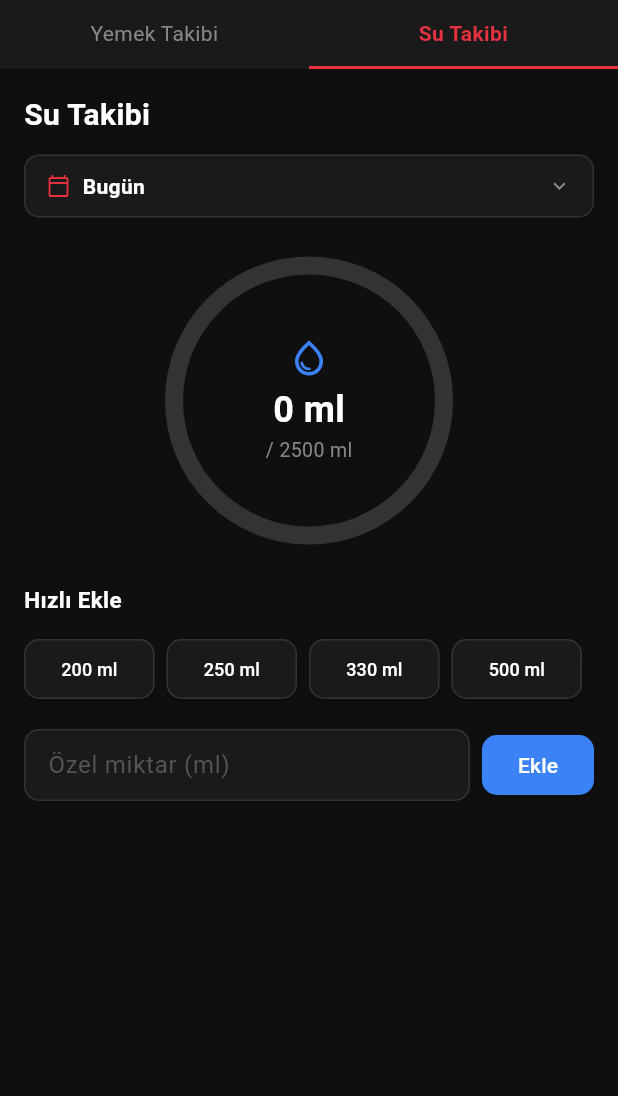
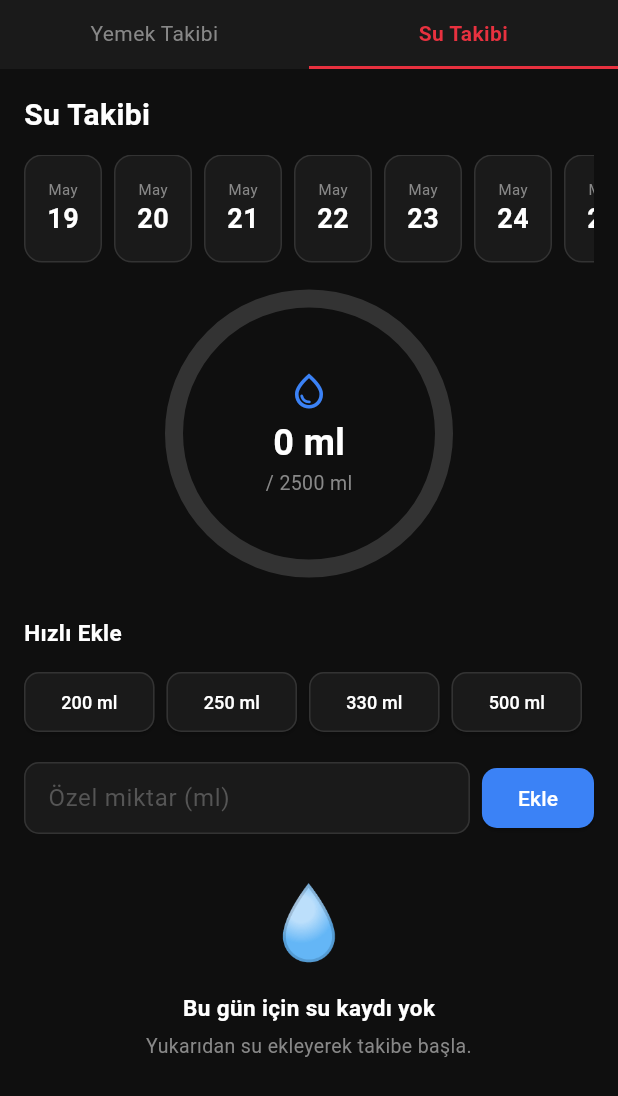
Before and after one commit to ufuk1821-prog/VisionFit, a Flutter app: the BeslenmeEkrani widget shown alone on an empty page, opened directly, after a tap on "Su Takibi", on a phone screen of 412 x 824 dp. Shown: the top 1096 px of the screen. Run offline on Flutter 3.47's test engine with Material 3 defaults, Android fonts, the phone set to English and light mode, and no system bars; our stand-ins replace image_picker, pedometer, permission_handler, shared_preferences, webview_flutter; missing offline and left inert: google_mlkit_pose_detection, webview_flutter_android; accounts and stored records are empty; network calls fail.

Commit message:
Beslenme tarih filtresi backend+flutter, defter tarih fix

```diff
--- a/mobile/lib/ekranlar/beslenme_ekrani.dart
+++ b/mobile/lib/ekranlar/beslenme_ekrani.dart
@@ -13,12 +13,12 @@ class _BeslenmeEkraniState extends State<BeslenmeEkrani> {
   List _besinler = [];
   List _ogunler = [];
   List _suKayitlari = [];
-  DateTime _seciliTarih = DateTime.now();
   String _aramaMetni = '';
   String _ogunTipi = 'kahvalti';
   Map<String, dynamic>? _secilenBesin;
   final _gramController = TextEditingController();
   final _suController = TextEditingController();
+  DateTime _seciliTarih = DateTime.now();
 
   final List<Map<String, String>> _ogunTipleri = [
     {'value': 'kahvalti', 'label': 'Kahvaltı'},
@@ -30,6 +30,10 @@ class _BeslenmeEkraniState extends State<BeslenmeEkrani> {
   final List<int> _suSecenekleri = [200, 250, 330, 500];
   static const int _suHedef = 2500;
 
+  String get _tarihParam {
+    return '${_seciliTarih.year}-${_seciliTarih.month.toString().padLeft(2, '0')}-${_seciliTarih.day.toString().padLeft(2, '0')}';
+  }
+
   @override
   void initState() {
     super.initState();
@@ -37,15 +41,16 @@ class _BeslenmeEkraniState extends State<BeslenmeEkrani> {
   }
 
   Future<void> _yukle() async {
+    try {
       final besinler = await ApiServisi.getJson('/api/nutrition/foods');
-    final tarihStr = '${_seciliTarih.year}-${_seciliTarih.month.toString().padLeft(2, '0')}-${_seciliTarih.day.toString().padLeft(2, '0')}';
-    final ogunler = await ApiServisi.getJson('/api/nutrition/meals/today?tarih=$tarihStr');
-    final su = await ApiServisi.getJson('/api/nutrition/water/today?tarih=$tarihStr');
+      final ogunler = await ApiServisi.getJson('/api/nutrition/meals/today?tarih=$_tarihParam');
+      final su = await ApiServisi.getJson('/api/nutrition/water/today?tarih=$_tarihParam');
       setState(() {
         _besinler = besinler is List ? besinler : [];
         _ogunler = ogunler is List ? ogunler : [];
         _suKayitlari = su is List ? su : [];
       });
+    } catch (_) {}
   }
 
   Future<void> _ogunEkle() async {
@@ -58,12 +63,14 @@ class _BeslenmeEkraniState extends State<BeslenmeEkrani> {
       });
       setState(() { _secilenBesin = null; _gramController.clear(); });
       await _yukle();
-    } catch (e) {}
+    } catch (_) {}
   }
 
   Future<void> _suEkle(int ml) async {
+    try {
       await ApiServisi.postJson('/api/nutrition/water', {'miktar_ml': ml});
       await _yukle();
+    } catch (_) {}
   }
 
   Future<void> _ogunSil(int id) async {
@@ -84,48 +91,6 @@ class _BeslenmeEkraniState extends State<BeslenmeEkrani> {
       Expanded(child: _aktifSekme == 0 ? _yemekEkrani() : _suEkrani()),
     ]);
   }
-  Widget _makroOzet(String baslik, String deger, Color renk) {
-    return Container(
-      padding: const EdgeInsets.symmetric(vertical: 10, horizontal: 8),
-      decoration: BoxDecoration(color: renk.withOpacity(0.1), borderRadius: BorderRadius.circular(10), border: Border.all(color: renk.withOpacity(0.3))),
-      child: Column(children: [
-        Text(deger, style: TextStyle(color: renk, fontSize: 14, fontWeight: FontWeight.w700)),
-        Text(baslik, style: const TextStyle(color: Color(0xFF888888), fontSize: 10)),
-      ]),
-    );
-  }
-
-  Widget _tarihSecici() {
-    final bugun = DateTime.now();
-    final dun = bugun.subtract(const Duration(days: 1));
-    String etiket = '${_seciliTarih.day}.${_seciliTarih.month}.${_seciliTarih.year}';
-    if (_seciliTarih.year == bugun.year && _seciliTarih.month == bugun.month && _seciliTarih.day == bugun.day) etiket = 'Bugün';
-    if (_seciliTarih.year == dun.year && _seciliTarih.month == dun.month && _seciliTarih.day == dun.day) etiket = 'Dün';
-
-    return GestureDetector(
-      onTap: () async {
-        final secilen = await showDatePicker(
-          context: context,
-          initialDate: _seciliTarih,
-          firstDate: DateTime(2020),
-          lastDate: DateTime.now(),
-          builder: (ctx, child) => Theme(data: ThemeData.dark().copyWith(colorScheme: const ColorScheme.dark(primary: Color(0xFFE8313F))), child: child!),
-        );
-        if (secilen != null) { setState(() { _seciliTarih = secilen; }); _yukle(); }
-      },
-      child: Container(
-        padding: const EdgeInsets.symmetric(horizontal: 14, vertical: 10),
-        decoration: BoxDecoration(color: const Color(0xFF1A1A1A), borderRadius: BorderRadius.circular(10), border: Border.all(color: const Color(0xFF333333))),
-        child: Row(children: [
-          const Icon(Icons.calendar_today_outlined, color: Color(0xFFE8313F), size: 16),
-          const SizedBox(width: 8),
-          Text(etiket, style: const TextStyle(color: Colors.white, fontSize: 14, fontWeight: FontWeight.w600)),
-          const Spacer(),
-          const Icon(Icons.expand_more, color: Color(0xFF888888), size: 16),
-        ]),
-      ),
-    );
-  }
 
   Widget _sekmeButonu(String label, int index) {
     return Expanded(child: GestureDetector(
@@ -140,6 +105,41 @@ class _BeslenmeEkraniState extends State<BeslenmeEkrani> {
     ));
   }
 
+  Widget _tarihSatiri() {
+    final bugun = DateTime.now();
+    final gunler = List.generate(30, (i) => bugun.subtract(Duration(days: 29 - i)));
+    return SizedBox(
+      height: 72,
+      child: ListView.builder(
+        scrollDirection: Axis.horizontal,
+        itemCount: gunler.length,
+        itemBuilder: (_, i) {
+          final gun = gunler[i];
+          final secili = gun.year == _seciliTarih.year && gun.month == _seciliTarih.month && gun.day == _seciliTarih.day;
+          final bugunMu = gun.year == bugun.year && gun.month == bugun.month && gun.day == bugun.day;
+          const aylar = ['', 'Oca', 'Şub', 'Mar', 'Nis', 'May', 'Haz', 'Tem', 'Ağu', 'Eyl', 'Eki', 'Kas', 'Ara'];
+          return GestureDetector(
+            onTap: () { setState(() { _seciliTarih = gun; }); _yukle(); },
+            child: Container(
+              width: 52,
+              margin: const EdgeInsets.only(right: 8),
+              decoration: BoxDecoration(
+                color: secili ? const Color(0xFFE8313F) : const Color(0xFF1A1A1A),
+                borderRadius: BorderRadius.circular(12),
+                border: Border.all(color: secili ? const Color(0xFFE8313F) : bugunMu ? const Color(0xFFE8313F).withOpacity(0.5) : const Color(0xFF333333)),
+              ),
+              child: Column(mainAxisAlignment: MainAxisAlignment.center, children: [
+                Text(aylar[gun.month], style: TextStyle(color: secili ? Colors.white : const Color(0xFF888888), fontSize: 10)),
+                Text('${gun.day}', style: TextStyle(color: secili ? Colors.white : Colors.white, fontSize: 18, fontWeight: FontWeight.w700)),
+                if (bugunMu) Text('Bugün', style: TextStyle(color: secili ? Colors.white70 : const Color(0xFFE8313F), fontSize: 9)),
+              ]),
+            ),
+          );
+        },
+      ),
+    );
+  }
+
   Widget _yemekEkrani() {
     final toplam = _ogunler.fold<double>(0, (s, o) => s + (o['kalori'] as num? ?? 0));
     final filtreliBesinler = _besinler.where((b) => (b['ad'] as String? ?? '').toLowerCase().contains(_aramaMetni.toLowerCase())).take(20).toList();
@@ -148,11 +148,9 @@ class _BeslenmeEkraniState extends State<BeslenmeEkrani> {
       padding: const EdgeInsets.all(16),
       child: Column(crossAxisAlignment: CrossAxisAlignment.start, children: [
         const Text('Beslenme Takibi', style: TextStyle(color: Colors.white, fontSize: 20, fontWeight: FontWeight.w700)),
-        const SizedBox(height: 8),
         const SizedBox(height: 12),
-          _tarihSecici(),
-          const SizedBox(height: 8),
-        const SizedBox(height: 8),
+        _tarihSatiri(),
+        const SizedBox(height: 12),
         Row(children: [
           Expanded(child: _makroOzet('Kalori', '${toplam.round()} kcal', const Color(0xFFE8313F))),
           const SizedBox(width: 8),
@@ -186,29 +184,29 @@ class _BeslenmeEkraniState extends State<BeslenmeEkrani> {
             ]),
           ),
         ],
-        const SizedBox(height: 12),
         if (_aramaMetni.isNotEmpty) ...[
+          const SizedBox(height: 8),
           ...filtreliBesinler.map((b) => ListTile(
             title: Text(b['ad'] ?? '', style: const TextStyle(color: Colors.white, fontSize: 13)),
-            subtitle: Text('${b['kalori_per_100g']} kcal/100g', style: const TextStyle(color: Color(0xFF888888), fontSize: 11)),
-            onTap: () => setState(() { _secilenBesin = Map<String, dynamic>.from(b); _aramaMetni = ''; _gramController.clear(); }),
+            subtitle: Text('${b['kalori_per_100g'] ?? b['kalori']} kcal/100g', style: const TextStyle(color: Color(0xFF888888), fontSize: 11)),
+            onTap: () => setState(() { _secilenBesin = Map<String, dynamic>.from(b); _aramaMetni = ''; }),
             tileColor: const Color(0xFF1A1A1A),
             shape: RoundedRectangleBorder(borderRadius: BorderRadius.circular(8)),
           )),
         ],
+        const SizedBox(height: 16),
         if (_ogunler.isEmpty)
           Center(child: Padding(
             padding: const EdgeInsets.all(24),
             child: Column(children: [
-                const Icon(Icons.restaurant_menu_outlined, color: Color(0xFF444444), size: 48),
+              const Text('🍽️', style: TextStyle(fontSize: 48)),
               const SizedBox(height: 12),
-                const Text('Bugün öğün eklenmedi', style: TextStyle(color: Colors.white, fontSize: 15, fontWeight: FontWeight.w600)),
+              const Text('Bu gün için öğün eklenmedi', style: TextStyle(color: Colors.white, fontSize: 15, fontWeight: FontWeight.w600)),
               const SizedBox(height: 6),
               const Text('Yukarıdan besin arayarak öğün ekleyebilirsin.', style: TextStyle(color: Color(0xFF888888), fontSize: 13), textAlign: TextAlign.center),
             ]),
-            )),
-        if (_ogunler.isNotEmpty) ...[
-          const SizedBox(height: 16),
+          ))
+        else ...[
           const Text('Bugünkü Öğünler', style: TextStyle(color: Colors.white, fontSize: 15, fontWeight: FontWeight.w700)),
           const SizedBox(height: 8),
           ..._ogunler.map((o) => Container(
@@ -217,8 +215,8 @@ class _BeslenmeEkraniState extends State<BeslenmeEkrani> {
             decoration: BoxDecoration(color: const Color(0xFF1A1A1A), borderRadius: BorderRadius.circular(10), border: Border.all(color: const Color(0xFF333333))),
             child: Row(children: [
               Expanded(child: Column(crossAxisAlignment: CrossAxisAlignment.start, children: [
-                Text(o['besin_ad'] ?? '', style: const TextStyle(color: Colors.white, fontSize: 13, fontWeight: FontWeight.w600)),
-                Text('${o['miktar_gram']}g • ${(o['kalori'] as num?)?.round()} kcal', style: const TextStyle(color: Color(0xFF888888), fontSize: 12)),
+                Text(o['besin_ad'] ?? o['ad'] ?? '', style: const TextStyle(color: Colors.white, fontSize: 13, fontWeight: FontWeight.w600)),
+                Text('${o['miktar_gram'] ?? o['gram']}g • ${(o['kalori'] as num?)?.round()} kcal', style: const TextStyle(color: Color(0xFF888888), fontSize: 12)),
               ])),
               IconButton(icon: const Icon(Icons.close, color: Color(0xFF666666), size: 18), onPressed: () => _ogunSil(o['id'])),
             ]),
@@ -237,8 +235,7 @@ class _BeslenmeEkraniState extends State<BeslenmeEkrani> {
       child: Column(crossAxisAlignment: CrossAxisAlignment.start, children: [
         const Text('Su Takibi', style: TextStyle(color: Colors.white, fontSize: 20, fontWeight: FontWeight.w700)),
         const SizedBox(height: 12),
-          _tarihSecici(),
-          const SizedBox(height: 8),
+        _tarihSatiri(),
         const SizedBox(height: 24),
         Center(child: Stack(alignment: Alignment.center, children: [
           SizedBox(width: 180, height: 180, child: CircularProgressIndicator(value: yuzde, strokeWidth: 12, backgroundColor: const Color(0xFF333333), color: const Color(0xFF3B82F6))),
@@ -270,9 +267,20 @@ class _BeslenmeEkraniState extends State<BeslenmeEkrani> {
             child: const Text('Ekle', style: TextStyle(color: Colors.white)),
           ),
         ]),
-        if (_suKayitlari.isNotEmpty) ...[
+        if (_suKayitlari.isEmpty)
+          Center(child: Padding(
+            padding: const EdgeInsets.all(24),
+            child: Column(children: [
+              const Text('💧', style: TextStyle(fontSize: 48)),
+              const SizedBox(height: 12),
+              const Text('Bu gün için su kaydı yok', style: TextStyle(color: Colors.white, fontSize: 15, fontWeight: FontWeight.w600)),
+              const SizedBox(height: 6),
+              const Text('Yukarıdan su ekleyerek takibe başla.', style: TextStyle(color: Color(0xFF888888), fontSize: 13), textAlign: TextAlign.center),
+            ]),
+          ))
+        else ...[
           const SizedBox(height: 20),
-          const Text('Bugünkü Su Kayıtları', style: TextStyle(color: Colors.white, fontSize: 15, fontWeight: FontWeight.w600)),
+          const Text('Kayıtlar', style: TextStyle(color: Colors.white, fontSize: 15, fontWeight: FontWeight.w600)),
           const SizedBox(height: 8),
           ..._suKayitlari.map((k) => Padding(
             padding: const EdgeInsets.only(bottom: 6),
@@ -283,6 +291,17 @@ class _BeslenmeEkraniState extends State<BeslenmeEkrani> {
             ]),
           )),
         ],
+      ]),
+    );
+  }
+
+  Widget _makroOzet(String baslik, String deger, Color renk) {
+    return Container(
+      padding: const EdgeInsets.symmetric(vertical: 10, horizontal: 8),
+      decoration: BoxDecoration(color: renk.withOpacity(0.1), borderRadius: BorderRadius.circular(10), border: Border.all(color: renk.withOpacity(0.3))),
+      child: Column(children: [
+        Text(deger, style: TextStyle(color: renk, fontSize: 13, fontWeight: FontWeight.w700)),
+        Text(baslik, style: const TextStyle(color: Color(0xFF888888), fontSize: 10)),
       ]),
     );
   }
```
Also changed, not shown: mobile/lib/ekranlar/defter_ekrani.dart (+8 -4 lines), 1 other file. Lines whose indentation alone changed are shown as unchanged.
